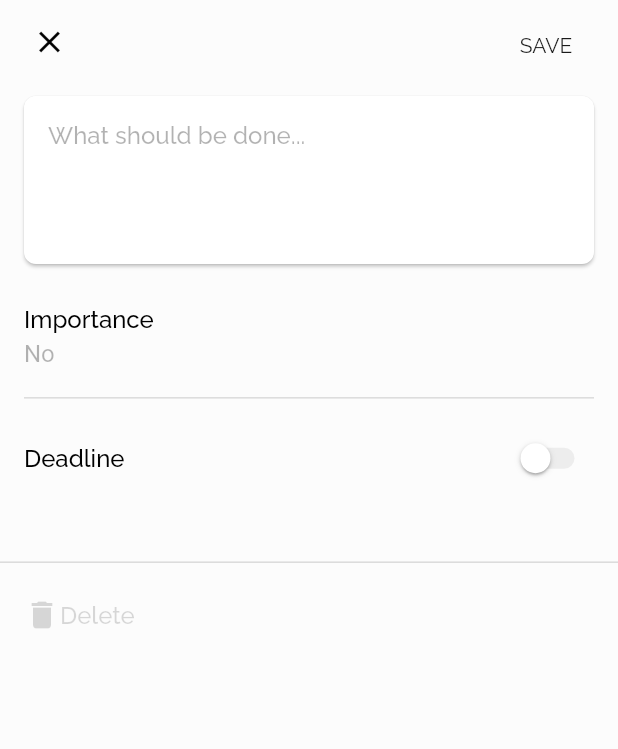
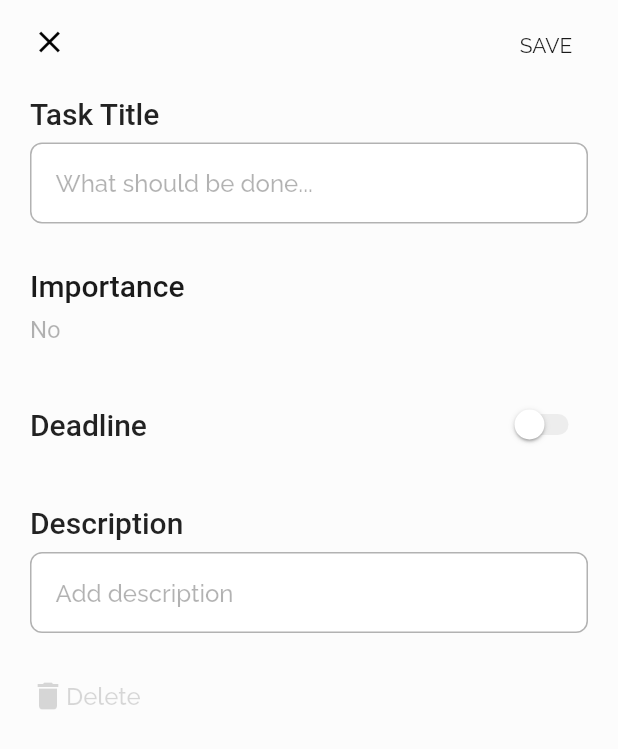
Before and after one commit to EQSP-Task-Manager/frontend, a Flutter app: the TodoSettingsPage screen opened directly, on a phone screen of 412 x 824 dp. Shown: the top 749 px of the screen. Run offline on Flutter 3.47's test engine with Material 2 defaults, Android fonts, the phone set to English and light mode, and no system bars; our stand-ins replace device_info_plus, dio, firebase_analytics, firebase_core, firebase_crashlytics, firebase_remote_config and 8 more; missing offline and left inert: shake; accounts and stored records are empty; generated files the repository leaves out were written again; network calls fail.

Commit message:
Redesign settings

```diff
--- a/lib/data/repositories/fake_todos_repsitory.dart
+++ b/lib/data/repositories/fake_todos_repsitory.dart
@@ -17,7 +17,9 @@ class FakeTodosRepsitoryImpl implements TodosRepository {
     todos = List<Todo>.generate(30, (index) {
       return Todo(
         id: uuid.v1(),
-        text: String.fromCharCodes(
+        title: String.fromCharCodes(
+            List.generate(15, (index) => random.nextInt(33) + 89)),
+        description: String.fromCharCodes(
             List.generate(15, (index) => random.nextInt(33) + 89)),
         importance: Importance.basic,
         deadline: null,
--- a/lib/domain/models/todo/todo.dart
+++ b/lib/domain/models/todo/todo.dart
@@ -35,15 +35,16 @@ enum Tag {
 class Todo with _$Todo {
   const factory Todo({
     @JsonKey(name: 'id') @HiveField(0) required String id,
-    @JsonKey(name: 'text') @HiveField(1) required String text,
-    @JsonKey(name: 'importance') @HiveField(2) required Importance importance,
-    @JsonKey(name: 'deadline') @HiveField(3) required int? deadline,
-    @JsonKey(name: 'done') @HiveField(4) required bool done,
-    @JsonKey(name: 'color') @HiveField(5) required String? color,
-    @JsonKey(name: 'created_at') @HiveField(6) required int createdAt,
-    @JsonKey(name: 'changed_at') @HiveField(7) required int changedAt,
-    @JsonKey(name: 'last_updated_by') @HiveField(8) required String deviceId,
-    @JsonKey(name: 'tag') @HiveField(9) required Tag? tag,
+    @JsonKey(name: 'title') @HiveField(1) required String title,
+    @JsonKey(name: 'description') @HiveField(2) required String description,
+    @JsonKey(name: 'importance') @HiveField(3) required Importance importance,
+    @JsonKey(name: 'deadline') @HiveField(4) required int? deadline,
+    @JsonKey(name: 'done') @HiveField(5) required bool done,
+    @JsonKey(name: 'color') @HiveField(6) required String? color,
+    @JsonKey(name: 'created_at') @HiveField(7) required int createdAt,
+    @JsonKey(name: 'changed_at') @HiveField(8) required int changedAt,
+    @JsonKey(name: 'last_updated_by') @HiveField(9) required String deviceId,
+    @JsonKey(name: 'tag') @HiveField(10) required Tag? tag,
   }) = _Todo;
 
   factory Todo.fromJson(Map<String, dynamic> json) => _$TodoFromJson(json);
--- a/lib/l10n/intl_en.arb
+++ b/lib/l10n/intl_en.arb
@@ -9,5 +9,9 @@
     "high": "!! High",
     "deadline": "Deadline",
     "delete": "Delete",
-    "save": "Save"
+    "save": "Save",
+    "taskTitle": "Task Title",
+    "category": "Category",
+    "description": "Description",
+    "addDescription": "Add description"
 }
--- a/lib/l10n/intl_ru_RU.arb
+++ b/lib/l10n/intl_ru_RU.arb
@@ -9,5 +9,9 @@
     "high": "!! Высокий",
     "deadline": "Сделать до",
     "delete": "Удалить",
-    "save": "Сохранить"
+    "save": "Сохранить",
+    "taskTitle": "Название задания",
+    "category": "Категория",
+    "description": "Описание",
+    "addDescription": "Добавить описание"
 }
--- a/lib/presentation/bloc/todos/todos_bloc.dart
+++ b/lib/presentation/bloc/todos/todos_bloc.dart
@@ -78,7 +78,8 @@ class TodosBloc extends Bloc<TodosEvent, TodosState> {
       );
     } else if (event.actionTool == ActionTool.settingsPage) {
       itemToEdit = itemToEdit.copyWith(
-        text: event.text ?? itemToEdit.text,
+        title: event.title ?? itemToEdit.title,
+        description: event.description ?? itemToEdit.description,
         importance: event.importance ?? itemToEdit.importance,
         deadline: event.deadline != null
             ? event.deadline!.toUtc().millisecondsSinceEpoch
@@ -127,7 +128,8 @@ class TodosBloc extends Bloc<TodosEvent, TodosState> {
 
     Todo itemToAdd = Todo(
       id: uuid.v1(),
-      text: event.text,
+      title: event.title ?? '',
+      description: event.description ?? '',
       importance: event.importance,
       deadline: event.deadline != null
           ? event.deadline!.toUtc().millisecondsSinceEpoch
--- a/lib/presentation/bloc/todos/todos_event.dart
+++ b/lib/presentation/bloc/todos/todos_event.dart
@@ -7,7 +7,8 @@ class TodosEvent with _$TodosEvent {
   const factory TodosEvent.edit({
     required Todo item,
     required ActionTool actionTool,
-    String? text,
+    String? title,
+    String? description,
     Importance? importance,
     DateTime? deadline,
   }) = _Edit;
@@ -19,7 +20,8 @@ class TodosEvent with _$TodosEvent {
 
   const factory TodosEvent.add({
     required ActionTool actionTool,
-    required String text,
+    String? title,
+    String? description,
     required Importance importance,
     String? color,
     Tag? tag,
--- a/lib/presentation/pages/todo_settings/todo_settings_page.dart
+++ b/lib/presentation/pages/todo_settings/todo_settings_page.dart
@@ -29,13 +29,15 @@ class TodoSettingsPage extends StatefulWidget {
 }
 
 class SubmitionData extends InheritedWidget {
-  final String? textToSubmit;
+  final String? titleToSubmit;
+  final String? descriptionToSubmit;
   final Importance? importanceToSubmit;
   final DateTime? deadlineToSubmit;
 
   const SubmitionData({
     Key? key,
-    this.textToSubmit,
+    this.titleToSubmit,
+    this.descriptionToSubmit,
     this.importanceToSubmit,
     this.deadlineToSubmit,
     required Widget child,
@@ -47,13 +49,14 @@ class SubmitionData extends InheritedWidget {
 
   @override
   bool updateShouldNotify(SubmitionData oldWidget) =>
-      textToSubmit != oldWidget.textToSubmit ||
+      titleToSubmit != oldWidget.titleToSubmit ||
       importanceToSubmit != oldWidget.importanceToSubmit ||
       deadlineToSubmit != oldWidget.deadlineToSubmit;
 }
 
 class _TodoSettingsPageState extends State<TodoSettingsPage> {
-  String? textToSubmit;
+  String? titleToSubmit;
+  String? descriptionToSubmit;
   Importance? importanceToSubmit;
   DateTime? deadlineToSubmit;
   Todo? todo;
@@ -86,7 +89,8 @@ class _TodoSettingsPageState extends State<TodoSettingsPage> {
   }
 
   void initSubmissionData() {
-    textToSubmit = todo!.text;
+    titleToSubmit = todo!.title;
+    descriptionToSubmit = todo!.description;
     importanceToSubmit = todo!.importance;
     if (todo!.deadline != null) {
       deadlineToSubmit = DateTime.fromMillisecondsSinceEpoch(todo!.deadline!);
@@ -103,9 +107,10 @@ class _TodoSettingsPageState extends State<TodoSettingsPage> {
                 ? CustomScrollView(
                     slivers: [
                       SubmitionData(
-                        textToSubmit: textToSubmit,
+                        titleToSubmit: titleToSubmit,
                         importanceToSubmit: importanceToSubmit,
                         deadlineToSubmit: deadlineToSubmit,
+                        descriptionToSubmit: descriptionToSubmit,
                         child: _AppBar(
                           element: todo,
                         ),
@@ -116,9 +121,14 @@ class _TodoSettingsPageState extends State<TodoSettingsPage> {
                           child: _PageContent(
                             element: todo,
                             supportSeparator: themeState.supportSeparator,
-                            submitText: (value) {
+                            submitTaskTitle: (value) {
                               setState(() {
-                                textToSubmit = value;
+                                titleToSubmit = value;
+                              });
+                            },
+                            submitTaskDescription: (value) {
+                              setState(() {
+                                descriptionToSubmit = value;
                               });
                             },
                             submitImportance: (value) {
@@ -144,19 +154,6 @@ class _TodoSettingsPageState extends State<TodoSettingsPage> {
           ),
         );
       },
-    );
-  }
-}
-
-class _HorizontalPadding extends StatelessWidget {
-  final Widget child;
-  const _HorizontalPadding({required this.child, Key? key}) : super(key: key);
-
-  @override
-  Widget build(BuildContext context) {
-    return Padding(
-      padding: const EdgeInsets.symmetric(horizontal: 16),
-      child: child,
     );
   }
 }
@@ -201,7 +198,8 @@ class _AppBar extends StatelessWidget {
     element == null
         ? context.read<TodosBloc>().add(
               TodosEvent.add(
-                text: submitionData.textToSubmit ?? '',
+                title: submitionData.titleToSubmit,
+                description: submitionData.descriptionToSubmit,
                 importance:
                     submitionData.importanceToSubmit ?? Importance.basic,
                 deadline: submitionData.deadlineToSubmit,
@@ -213,7 +211,8 @@ class _AppBar extends StatelessWidget {
         : context.read<TodosBloc>().add(
               TodosEvent.edit(
                 item: element!,
-                text: submitionData.textToSubmit ?? '',
+                title: submitionData.titleToSubmit,
+                description: submitionData.descriptionToSubmit,
                 importance:
                     submitionData.importanceToSubmit ?? Importance.basic,
                 deadline: submitionData.deadlineToSubmit,
@@ -224,7 +223,8 @@ class _AppBar extends StatelessWidget {
 }
 
 class _PageContent extends StatelessWidget {
-  final Function(String) submitText;
+  final Function(String) submitTaskTitle;
+  final Function(String) submitTaskDescription;
   final Function(Importance) submitImportance;
   final Function(DateTime?) submitDeadline;
   final Color supportSeparator;
@@ -232,69 +232,51 @@ class _PageContent extends StatelessWidget {
   const _PageContent({
     required this.submitDeadline,
     required this.submitImportance,
-    required this.submitText,
+    required this.submitTaskTitle,
+    required this.submitTaskDescription,
     required this.supportSeparator,
     required this.element,
     Key? key,
   }) : super(key: key);
 
-  final SizedBox smallHeight = const SizedBox(
-    height: 16,
-  );
-
-  final SizedBox mediumHeight = const SizedBox(
-    height: 23,
-  );
-
-  final SizedBox largeHeight = const SizedBox(
-    height: 45,
-  );
-
   @override
   Widget build(BuildContext context) {
-    return Column(
-      crossAxisAlignment: CrossAxisAlignment.start,
-      children: [
-        _HorizontalPadding(
-          child: _TextInput(
+    return Padding(
+      padding: const EdgeInsets.symmetric(horizontal: 20),
+      child: Column(
+        crossAxisAlignment: CrossAxisAlignment.start,
+        children: [
+          _TextInput(
+            title: S.of(context).taskTitle,
+            hintText: S.of(context).whatShouldBeDone,
             element: element,
-            submit: submitText,
+            submit: submitTaskTitle,
+            isTaskTitle: true,
           ),
-        ),
-        mediumHeight,
-        _HorizontalPadding(
-          child: _Importance(
+          const SizedBox(height: 30),
+          _Importance(
             element: element,
             submit: submitImportance,
           ),
-        ),
-        smallHeight,
-        _HorizontalPadding(
-          child: Divider(
-            height: 0.5,
-            color: supportSeparator,
-          ),
-        ),
-        smallHeight,
-        _HorizontalPadding(
-          child: _Deadline(
+          const SizedBox(height: 30),
+          _Deadline(
             element: element,
             submit: submitDeadline,
           ),
-        ),
-        largeHeight,
-        Divider(
-          height: 0.5,
-          color: supportSeparator,
-        ),
-        mediumHeight,
-        _HorizontalPadding(
-          child: _DeleteButton(
+          const SizedBox(height: 30),
+          _TextInput(
+            title: S.of(context).description,
+            hintText: S.of(context).addDescription,
+            element: element,
+            submit: submitTaskDescription,
+            isDescription: true,
+          ),
+          const SizedBox(height: 30),
+          _DeleteButton(
             element: element,
           ),
-        ),
-        mediumHeight,
-      ],
+        ],
+      ),
     );
   }
 }
--- a/lib/presentation/pages/todo_settings/widgets/deadline.dart
+++ b/lib/presentation/pages/todo_settings/widgets/deadline.dart
@@ -41,9 +41,7 @@ class __DeadlineState extends State<_Deadline> {
           children: [
             Text(
               S.of(context).deadline,
-              style: Theme.of(context).textTheme.body.copyWith(
-                    color: getIt.get<ThemeBloc>().currentTheme.labelPrimary,
-                  ),
+              style: Theme.of(context).textTheme.title,
             ),
             if (deadlineText != null) const SizedBox(height: 4),
             if (deadlineText != null)
--- a/lib/presentation/pages/todo_settings/widgets/importance.dart
+++ b/lib/presentation/pages/todo_settings/widgets/importance.dart
@@ -48,23 +48,25 @@ class __ImportanceState extends State<_Importance> {
           alignedDropdown: true,
           child: DropdownButton<Widget>(
             key: const Key('dropdown'),
+            borderRadius: const BorderRadius.all(Radius.circular(8)),
             value: null,
             itemHeight: null,
-            elevation: 1,
+            elevation: 0,
             iconSize: 0,
+            style: Theme.of(context).textTheme.body,
             dropdownColor: getIt.get<ThemeBloc>().currentTheme.backElevated,
             hint: Transform.translate(
               offset: const Offset(-16, 0),
               child: Column(
                 crossAxisAlignment: CrossAxisAlignment.start,
                 children: [
-                  Text(S.of(context).importance,
-                      style: Theme.of(context).textTheme.body.copyWith(
-                          color: getIt
-                              .get<ThemeBloc>()
-                              .currentTheme
-                              .labelPrimary)),
-                  const SizedBox(height: 4),
+                  Text(
+                    S.of(context).importance,
+                    style: Theme.of(context).textTheme.title.copyWith(
+                          color: context.read<ThemeBloc>().currentTheme.black,
+                        ),
+                  ),
+                  const SizedBox(height: 8),
                   Text(
                     importanceTranslations[valueToSubmit]!,
                     style: Theme.of(context).textTheme.subhead.copyWith(
@@ -102,3 +104,12 @@ class __ImportanceState extends State<_Importance> {
     );
   }
 }
+
+class _ImportanceList extends StatelessWidget {
+  const _ImportanceList({super.key});
+
+  @override
+  Widget build(BuildContext context) {
+    return Container();
+  }
+}
--- a/lib/presentation/pages/todo_settings/widgets/text_input.dart
+++ b/lib/presentation/pages/todo_settings/widgets/text_input.dart
@@ -3,11 +3,20 @@ part of '../todo_settings_page.dart';
 class _TextInput extends StatefulWidget {
   final Todo? element;
   final Function(String) submit;
+  final bool isTaskTitle;
+  final bool isDescription;
+  final String title;
+  final String hintText;
   const _TextInput({
     this.element,
     required this.submit,
+    required this.title,
+    required this.hintText,
+    this.isDescription = false,
+    this.isTaskTitle = false,
     Key? key,
-  }) : super(key: key);
+  })  : assert(isTaskTitle != isDescription),
+        super(key: key);
 
   @override
   State<_TextInput> createState() => _TextInputState();
@@ -21,7 +30,11 @@ class _TextInputState extends State<_TextInput> {
   void initState() {
     super.initState();
     if (widget.element != null) {
-      _textController.text = widget.element!.text;
+      if (widget.isTaskTitle) {
+        _textController.text = widget.element!.title;
+      } else {
+        _textController.text = widget.element!.description;
+      }
     }
   }
 
@@ -34,22 +47,22 @@ class _TextInputState extends State<_TextInput> {
 
   @override
   Widget build(BuildContext context) {
-    return Card(
-      color: getIt.get<ThemeBloc>().currentTheme.backSecondary,
-      margin: EdgeInsets.zero,
-      shape: RoundedRectangleBorder(
-        borderRadius: BorderRadius.circular(8.0),
-      ),
-      child: Padding(
-        padding: const EdgeInsets.only(
-          left: 16,
-          top: 16,
-          bottom: 16,
-          right: 8,
+    return Column(
+      crossAxisAlignment: CrossAxisAlignment.start,
+      children: [
+        Text(
+          widget.title,
+          style: Theme.of(context).textTheme.title,
         ),
-        child: MediaQuery.removePadding(
-          context: context,
-          removeTop: true,
+        const SizedBox(height: 8),
+        Container(
+          decoration: BoxDecoration(
+            color: Colors.white,
+            border: Border.all(
+              color: context.read<ThemeBloc>().currentTheme.labelTertiary,
+            ),
+            borderRadius: const BorderRadius.all(Radius.circular(8)),
+          ),
           child: AppBarHider(
             textField: TextField(
               focusNode: _textFocus,
@@ -58,16 +71,17 @@ class _TextInputState extends State<_TextInput> {
               style: Theme.of(context).textTheme.body.copyWith(
                     color: getIt.get<ThemeBloc>().currentTheme.labelPrimary,
                   ),
-              minLines: 4,
-              maxLines: 1000,
+              minLines: 1,
+              maxLines: null,
               decoration: InputDecoration(
-                contentPadding: const EdgeInsets.only(right: 16),
-                border: InputBorder.none,
-                hintText: S.of(context).whatShouldBeDone,
+                contentPadding: const EdgeInsets.all(16),
+                hintText: widget.hintText,
+                border: _border,
+                focusedBorder: _border,
+                enabledBorder: _border,
                 hintStyle: Theme.of(context).textTheme.body.copyWith(
                       color: getIt.get<ThemeBloc>().currentTheme.labelTertiary,
                     ),
-                fillColor: Colors.white,
               ),
               onChanged: (text) {
                 widget.submit(text);
@@ -75,7 +89,14 @@ class _TextInputState extends State<_TextInput> {
             ),
           ),
         ),
-      ),
+      ],
     );
   }
+
+  OutlineInputBorder get _border => const OutlineInputBorder(
+        borderSide: BorderSide(
+          color: Colors.transparent,
+        ),
+        borderRadius: BorderRadius.all(Radius.circular(8)),
+      );
 }
--- a/lib/presentation/pages/todos/input_item.dart
+++ b/lib/presentation/pages/todos/input_item.dart
@@ -88,7 +88,7 @@ class _InputItemState extends State<_InputItem> with WidgetsBindingObserver {
       if (_controller.text != '') {
         context.read<TodosBloc>().add(
               TodosEvent.add(
-                text: _controller.text,
+                title: _controller.text,
                 importance: Importance.basic,
                 deadline: null,
                 actionTool: ActionTool.todosPage,
--- a/lib/presentation/pages/todos/todos_item/widgets/item_content.dart
+++ b/lib/presentation/pages/todos/todos_item/widgets/item_content.dart
@@ -40,7 +40,7 @@ class _ItemContentState extends State<ItemContent> {
     return LayoutBuilder(
       builder: (context, constraints) {
         final textSpan = TextSpan(
-          text: widget.element.text,
+          text: widget.element.title,
           style: Theme.of(context).textTheme.body.copyWith(
                 color: widget.element.done
                     ? getIt.get<ThemeBloc>().currentTheme.labelTertiary
--- a/lib/presentation/ui/theme/app_theme.dart
+++ b/lib/presentation/ui/theme/app_theme.dart
@@ -92,9 +92,8 @@ extension CustomTextTheme on TextTheme {
       );
 
   TextStyle get title => GoogleFonts.raleway(
-        fontSize: 20,
-        height: 32 / 20,
-        fontWeight: FontWeight.w500,
+        fontSize: 18,
+        fontWeight: FontWeight.bold,
       );
 
   TextStyle get button => GoogleFonts.raleway(
```
Also changed, not shown: lib/application/get_it/get_it_service_locator.config.dart, lib/data/models/element_request/element_request.freezed.dart, lib/data/models/element_response/element_response.freezed.dart, lib/data/models/list_request/list_request.freezed.dart, lib/data/models/list_response/list_response.freezed.dart, lib/domain/models/todo/todo.freezed.dart, lib/domain/models/todo/todo.g.dart, lib/generated/intl/messages_en.dart, lib/generated/intl/messages_ru_RU.dart, lib/generated/l10n.dart, lib/presentation/bloc/todos/todos_bloc.freezed.dart, lib/presentation/ui/app_bar/bloc/app_bar_bloc.freezed.dart, lib/presentation/ui/theme/bloc/theme_bloc.freezed.dart, 1 other file.
